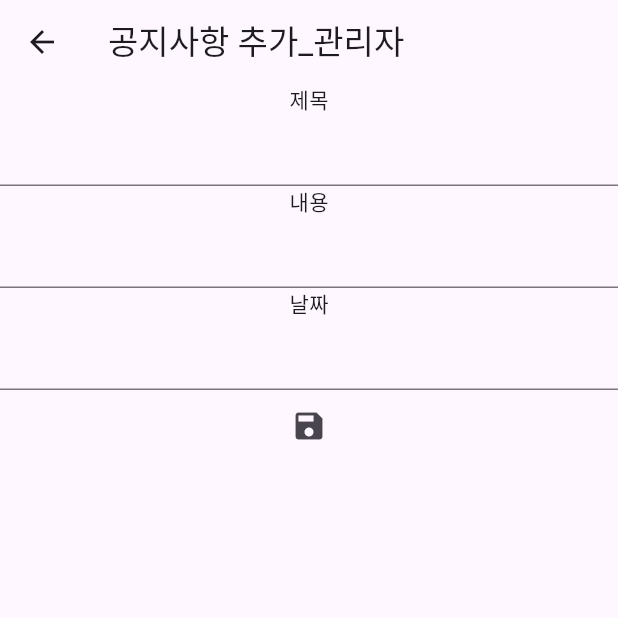
After one commit to hoonk0/tennis_reminder, a Flutter app: the SettingNotice screen opened directly, after a tap on the "add" icon, on a phone screen of 412 x 824 dp, the top half of it. The commit adds this screen. Run offline on Flutter 3.47's test engine with Material 3 defaults, Android fonts, the light colour scheme and no system bars; our stand-ins replace cloud_firestore, firebase_core, fluttertoast, image_picker; accounts and stored records are empty.

Commit message:
setting page

```diff
--- a/lib/main_screen/my_page/setting/setting_detail/court_manager/New_Court_register.dart
+++ b/lib/main_screen/my_page/setting/setting_detail/court_manager/New_Court_register.dart
@@ -64,7 +64,7 @@ class _NewCourtRegisterState extends State<NewCourtRegister> {
   Widget build(BuildContext context) {
     return Scaffold(
       appBar: AppBar(
-        title: const Text('새 코트 등정'), // 앱바 제목
+        title: const Text('새 코트 등록_관리자'), // 앱바 제목
       ),
       body: SingleChildScrollView(
         child: Center(
--- /dev/null
+++ b/lib/main_screen/my_page/setting/setting_detail/notice/new_notice.dart
@@ -0,0 +1,109 @@
+import 'package:cloud_firestore/cloud_firestore.dart';
+import 'package:flutter/material.dart';
+import 'package:tennisreminder/model/model_notice.dart';
+import 'package:uuid/uuid.dart';
+
+import '../../../../../const/color.dart';
+import '../../../../../const/text_style.dart';
+
+class NewNoticeRegister extends StatefulWidget {
+  const NewNoticeRegister({super.key});
+
+  @override
+  State<NewNoticeRegister> createState() => _NewNoticeRegisterState();
+}
+
+class _NewNoticeRegisterState extends State<NewNoticeRegister> {
+  TextEditingController tecTitle = TextEditingController();
+  TextEditingController tecNotice = TextEditingController();
+  TextEditingController tecDate = TextEditingController();
+  bool _areAllFieldsFilled = false;
+
+  @override
+  void initState() {
+    super.initState();
+    tecTitle.addListener(_checkFields);
+    tecNotice.addListener(_checkFields);
+    tecDate.addListener(_checkFields);
+  }
+
+  void _checkFields() {
+    setState(() {
+      _areAllFieldsFilled = tecTitle.text.isNotEmpty &&
+          tecNotice.text.isNotEmpty &&
+          tecDate.text.isNotEmpty;
+    });
+  }
+
+
+  @override
+  Widget build(BuildContext context) {
+    return Scaffold(
+      appBar: AppBar(
+        title: const Text('공지사항 추가_관리자'),
+      ),
+
+      body: SingleChildScrollView(
+        child: Center(
+          child: Column(
+            children: [
+              const Text('제목'), // 제목 입력 레이블
+              TextField(
+                controller: tecTitle,
+                style: const TS.s14w400(colorBlack),
+              ),// 선택된 이미지 미리보기
+
+              const Text('내용'), // 제목 입력 레이블
+              TextField(
+                controller: tecNotice,
+                style: const TS.s14w400(colorBlack),
+              ), // 제목 입력 필드
+
+              const Text('날짜'), // 가격 입력 레이블
+              TextField(
+                controller: tecDate,
+                style: const TS.s14w400(colorBlack),
+              ),
+
+              IconButton(
+                icon: const Icon(Icons.save),
+                onPressed: () async {
+                  if (_areAllFieldsFilled) {
+                    final id = const Uuid().v4();
+                    ModelNotice modelNotice = ModelNotice(
+                      id: id,
+                      title: tecTitle.text,
+                      notice: tecNotice.text,
+                      date: tecDate.text,
+
+                    );
+                    await FirebaseFirestore.instance.collection('notice').doc(modelNotice.id).set(modelNotice.toJson());
+                    Navigator.pop(context, modelNotice);
+                  }else{
+                    showDialog(
+                      context: context,
+                      builder: (BuildContext context) {
+                        return AlertDialog(
+                          title: const Text('입력 오류'),
+                          content: const Text('모든 필드를 작성해주세요.'),
+                          actions: [
+                            TextButton(
+                              onPressed: () {
+                                Navigator.of(context).pop();
+                              },
+                              child: const Text('확인'),
+                            ),
+                          ],
+                        );
+                      },
+                    );
+                  }
+                },
+              ),
+            ],
+          ),
+        ),
+      ),
+    );
+  }
+}
--- /dev/null
+++ b/lib/main_screen/my_page/setting/setting_detail/notice/setting_notice.dart
@@ -0,0 +1,110 @@
+import 'package:cloud_firestore/cloud_firestore.dart';
+import 'package:flutter/material.dart';
+import 'package:tennisreminder/const/color.dart';
+import '../../../../../const/text_style.dart';
+import '../../../../../model/model_notice.dart';
+import 'new_notice.dart';
+
+class SettingNotice extends StatefulWidget {
+  const SettingNotice({super.key});
+
+  @override
+  State<SettingNotice> createState() => _SettingNoticeState();
+}
+
+class _SettingNoticeState extends State<SettingNotice> {
+  late List<ModelNotice> modelNotices;
+
+  @override
+  void initState() {
+    super.initState();
+    modelNotices = [];
+    _fetchModelNotice();
+  }
+
+  Future<void> _fetchModelNotice() async {
+    final noticeSnapshot = await FirebaseFirestore.instance.collection('notice').get();
+    final List<ModelNotice> fetchedModelNotices = noticeSnapshot.docs.map((doc) {
+      final data = doc.data();
+      return ModelNotice.fromJson(data);
+    }).toList();
+
+    setState(() {
+      modelNotices = fetchedModelNotices;
+    });
+  }
+
+  @override
+  Widget build(BuildContext context) {
+    return Scaffold(
+      appBar: AppBar(
+        title: const Text(
+            '공지사항',
+        style: TS.s20w700(colorGreen900)),
+        automaticallyImplyLeading: false,
+        centerTitle: true,
+        actions: [
+          IconButton(
+            onPressed: () async {
+              final result = await Navigator.push(
+                context,
+                MaterialPageRoute(builder: (context) => const NewNoticeRegister()),
+              );
+              if (result == true) {
+                _fetchModelNotice();
+              }
+            },
+            icon: const Icon(Icons.add),
+          ),
+        ],
+      ),
+      body: Column(
+        children: [
+          Divider(
+            color: colorGreen900,
+            thickness: 2,
+            indent: 5,
+            endIndent: 5,
+          ),
+          Expanded(
+            child: modelNotices.isEmpty
+                ? const Center(child: CircularProgressIndicator())
+                : ListView.builder(
+              itemCount: modelNotices.length,
+              itemBuilder: (context, index) {
+                final notice = modelNotices[index];
+                return Column(
+                  children: [
+                    ListTile(
+                      contentPadding: const EdgeInsets.symmetric(vertical: 2, horizontal: 15),
+                      title: Text(
+                        notice.title,
+                        style: TS.s18w700(colorGreen900),
+                      ),
+                      subtitle: Column(
+                        crossAxisAlignment: CrossAxisAlignment.start,
+                        children: [
+                          const SizedBox(height: 5),
+                          Text(
+                            '날짜: ${notice.date}',
+                            style: TS.s14w400(colorGreen900),
+                          ),
+                        ],
+                      ),
+                    ),
+                    Divider(
+                      color: colorGreen900,
+                      thickness: 1,
+                      indent: 15,
+                      endIndent: 15,
+                    ),
+                  ],
+                );
+              },
+            ),
+          ),
+        ],
+      ),
+    );
+  }
+}
--- a/lib/main_screen/my_page/setting/setting_detail/setting_contact_manager.dart
+++ b/lib/main_screen/my_page/setting/setting_detail/setting_contact_manager.dart
@@ -9,6 +9,7 @@ class ContactManager extends StatelessWidget {
       appBar: AppBar(
         title: Text('고객센터'),
       ),
+      //건의사항, 문의사항 선택하게 해서 제목, 내용 추가로 받자
     );
   }
 }
--- a/lib/main_screen/my_page/setting/setting_detail/setting_my_page.dart
+++ b/lib/main_screen/my_page/setting/setting_detail/setting_my_page.dart
@@ -1,4 +1,4 @@
-/*
+
 import 'package:cloud_firestore/cloud_firestore.dart';
 import 'package:flutter/material.dart';
 import 'package:tennisreminder/const/color.dart';
@@ -134,4 +134,3 @@ class _SettingMyPageState extends State<SettingMyPage> {
   }
 
 }
-*/
--- /dev/null
+++ b/lib/model/model_notice.dart
@@ -0,0 +1,34 @@
+class ModelNotice {
+  final String id;
+  final String title;
+  final String notice;
+  final String date;
+
+
+  // 생성자
+  ModelNotice({
+    required this.id,
+    required this.title,
+    required this.notice,
+    required this.date
+  });
+
+  Map<String, dynamic> toJson() {
+    return {
+      'id': id,
+      'title': title,
+      'notice': notice,
+      'date': date,
+    };
+  }
+
+  factory ModelNotice.fromJson(Map<String, dynamic> json) {
+    return ModelNotice(
+      id: json['id'],
+      title: json['title'],
+      notice: json['notice'],
+      date: json['date'],
+
+    );
+  }
+}
--- a/lib/start/login_screen.dart
+++ b/lib/start/login_screen.dart
@@ -29,7 +29,7 @@ class _LoginScreenState extends State<LoginScreen> {
     WidgetsBinding.instance.endOfFrame.then((value) {
       Navigator.push(context, MaterialPageRoute(builder: (context) => const MainScreen(selectedIndex: 0)));
     });
-
+//디버깅용 로그인 화면 스킵 코드
   }
 
   @override
@@ -82,7 +82,7 @@ class _LoginScreenState extends State<LoginScreen> {
                     children: [
                       Expanded(child: Image.asset(
                         'assets/home/logo_main.png',
-                            width: 300,
+                            width: 400,
                         height: 400,
                       ))
                     ],
```
Also changed, not shown: lib/main_screen/home/user_home.dart (+6 -3 lines), lib/main_screen/my_page/setting/list_setting_user.dart (+19 -8 lines), lib/main_screen/my_page/setting/setting_detail/court_manager/setting_manager_court.dart (+5 -12 lines), lib/main_screen/my_page/setting/setting_detail/setting_notice.dart (deleted, +0 -14 lines), lib/model/model_contact.dart (added, +34 -0 lines), assets/home/logo_courtvibe.png, assets/home/logo_main.png, assets/home/logo_only.png.
